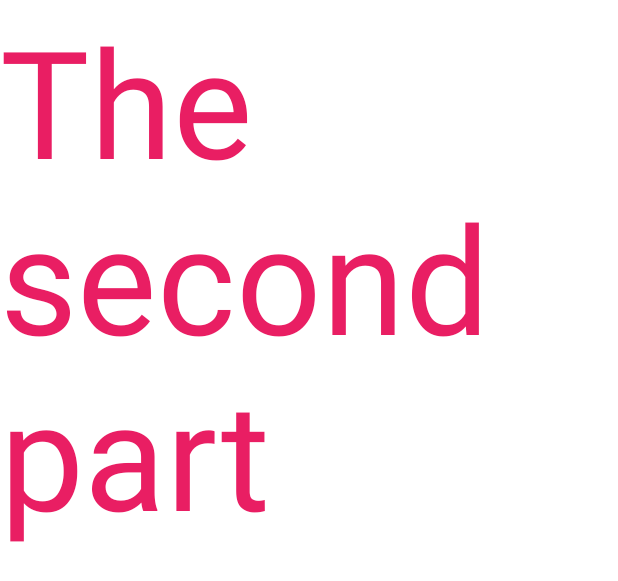
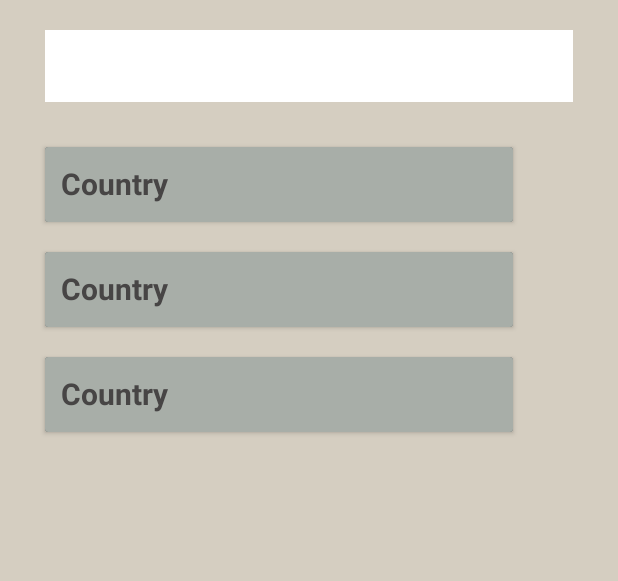
Before and after one commit to precious3173/D_tracker_App, an Android app: the layout fragment_listof_countries.xml on its own in the app's theme, with its tools: preview values and no code run, on a phone screen of 412 x 824 dp. Shown: the top 581 px of the screen. Run offline under Robolectric (Android 15) with nearby library versions, the phone set to English and light mode, and no system bars.

Commit message:
recyclerview adapter added

```diff
--- /dev/null
+++ b/app/src/main/java/Adapter/CountryListAdapter.kt
@@ -0,0 +1,51 @@
+package Adapter
+
+import Model.CountryModel
+import android.view.LayoutInflater
+import android.view.View
+import android.view.ViewGroup
+import androidx.recyclerview.widget.AsyncListDiffer
+import androidx.recyclerview.widget.DiffUtil
+import androidx.recyclerview.widget.RecyclerView
+import com.example.dtrackerapp.databinding.CountriesBinding
+
+class CountryListAdapter: RecyclerView.Adapter<CountryListAdapter.CountryHolder>() {
+
+   class CountryHolder(private val binding: CountriesBinding) : RecyclerView.ViewHolder(binding.root){
+        fun fixItems(countryModel: CountryModel){
+
+            binding.apply {
+                country.text = countryModel.country
+            }
+
+
+        }
+
+   }
+
+    override fun onCreateViewHolder(parent: ViewGroup, viewType: Int): CountryHolder {
+        val binding = CountriesBinding.inflate(LayoutInflater.from(parent.context),parent, false)
+        return CountryHolder(binding)
+    }
+
+    override fun onBindViewHolder(holder: CountryHolder, position: Int) {
+        holder.fixItems(differ.currentList[position])
+    }
+
+    override fun getItemCount(): Int = differ.currentList.size
+
+
+   private val differCallbacks = object:
+    DiffUtil.ItemCallback<CountryModel>(){
+       override fun areItemsTheSame(oldItem: CountryModel, newItem: CountryModel): Boolean {
+           return oldItem.country == newItem.country
+       }
+
+       override fun areContentsTheSame(oldItem: CountryModel, newItem: CountryModel): Boolean {
+        return  oldItem == newItem
+       }
+
+   }
+
+    val differ = AsyncListDiffer(this, differCallbacks)
+}
--- /dev/null
+++ b/app/src/main/java/Model/CountryModel.kt
@@ -0,0 +1,3 @@
+package Model
+
+data class CountryModel (var country: String)
--- /dev/null
+++ b/app/src/main/res/layout/countries.xml
@@ -0,0 +1,29 @@
+<?xml version="1.0" encoding="utf-8"?>
+<androidx.cardview.widget.CardView xmlns:android="http://schemas.android.com/apk/res/android"
+    android:layout_width="match_parent"
+    android:layout_marginEnd="50dp"
+    android:layout_height="wrap_content"
+    android:layout_marginTop="10dp"
+    android:layout_marginStart="10dp"
+    android:layout_marginBottom="10dp">
+
+    <LinearLayout
+        android:layout_width="match_parent"
+        android:layout_height="50dp"
+        android:background="#A8AEA8"
+        >
+
+        <TextView
+            android:layout_width="wrap_content"
+            android:layout_height="wrap_content"
+            android:text="Country"
+            android:id="@+id/country"
+            android:layout_margin="5dp"
+            android:textStyle="bold"
+            android:textSize="20sp"
+            android:padding="5dp"
+            android:layout_marginStart="10dp"
+            android:textColor="#474545"
+            />
+    </LinearLayout>
+</androidx.cardview.widget.CardView>
--- a/app/src/main/res/layout/fragment_listof_countries.xml
+++ b/app/src/main/res/layout/fragment_listof_countries.xml
@@ -1,17 +1,38 @@
 <?xml version="1.0" encoding="utf-8"?>
-<FrameLayout xmlns:android="http://schemas.android.com/apk/res/android"
+<LinearLayout xmlns:android="http://schemas.android.com/apk/res/android"
     xmlns:tools="http://schemas.android.com/tools"
     android:layout_width="match_parent"
     android:layout_height="match_parent"
+    xmlns:app="http://schemas.android.com/apk/res-auto"
     tools:context=".ListofCountries"
-    android:background="@color/white">
+    android:background="#D5CEC1"
+    android:orientation="vertical">
 
-    <!-- TODO: Update blank fragment layout -->
-    <TextView
+
+    <androidx.appcompat.widget.SearchView
+        android:layout_width="match_parent"
+        android:layout_height="wrap_content"
+        android:layout_marginTop="20dp"
+        android:layout_marginStart="30dp"
+        android:layout_marginEnd="30dp"
+        android:background="@color/white"
+        app:layout_constraintTop_toTopOf="parent"
+        app:layout_constraintStart_toStartOf="parent"
+        app:layout_constraintEnd_toEndOf="parent"
+        android:queryHint="Search Country"
+        android:theme="@style/Theme.SearchView"
+        android:id="@+id/searchview"
+        app:layout_constraintBottom_toTopOf="@id/recyclerview"
+        />
+
+    <androidx.recyclerview.widget.RecyclerView
         android:layout_width="match_parent"
         android:layout_height="match_parent"
-        android:text="The second part"
-        android:textSize="100sp"
-        android:textColor="#E91E63"/>
+        android:layout_margin="20dp"
+        app:layout_constraintBottom_toBottomOf="parent"
+        android:id="@+id/recyclerview"
+        app:layout_constraintTop_toBottomOf="@id/searchview"
+        app:layout_constraintStart_toStartOf="parent"
+        tools:listitem="@layout/countries"/>
 
-</FrameLayout>
+</LinearLayout>
--- a/app/src/main/res/values/themes.xml
+++ b/app/src/main/res/values/themes.xml
@@ -13,4 +13,12 @@
         <item name="android:statusBarColor">?attr/colorPrimaryVariant</item>
         <!-- Customize your theme here. -->
     </style>
+
+    <style name="Theme.SearchView" parent="Widget.AppCompat.Light.SearchView">
+
+        <item name="android:queryHint">#515151</item>
+        <item name="android:editTextColor">#222020</item>
+        <item name="android:textColorHint">#515151</item>
+
+    </style>
 </resources>
```
